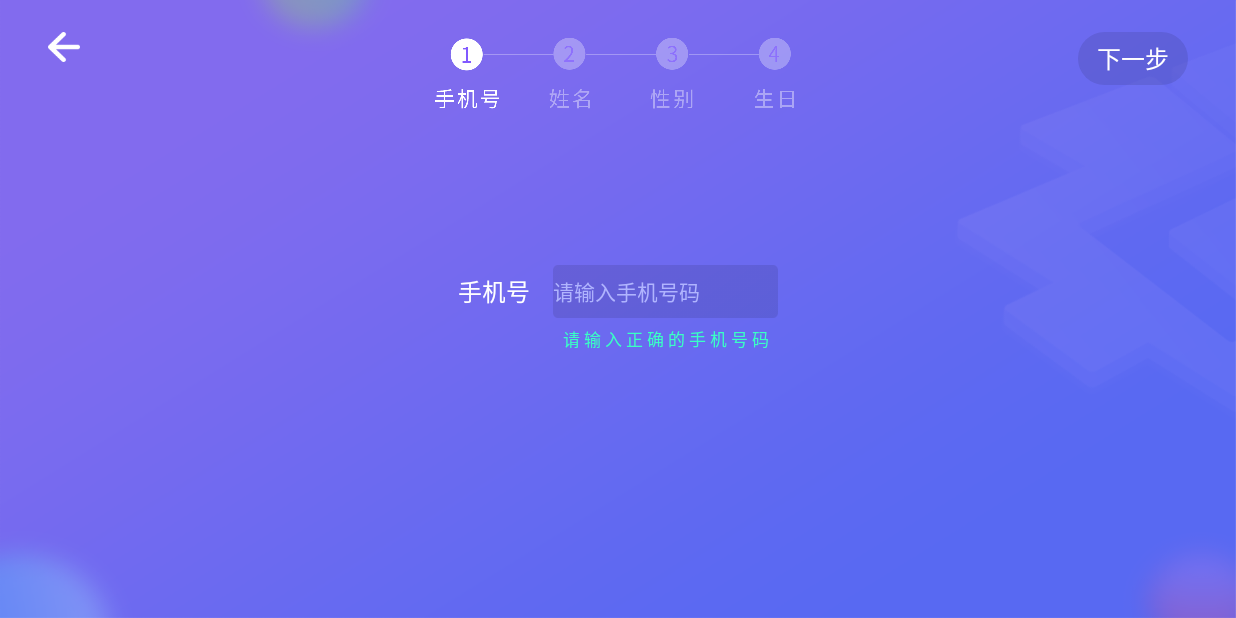
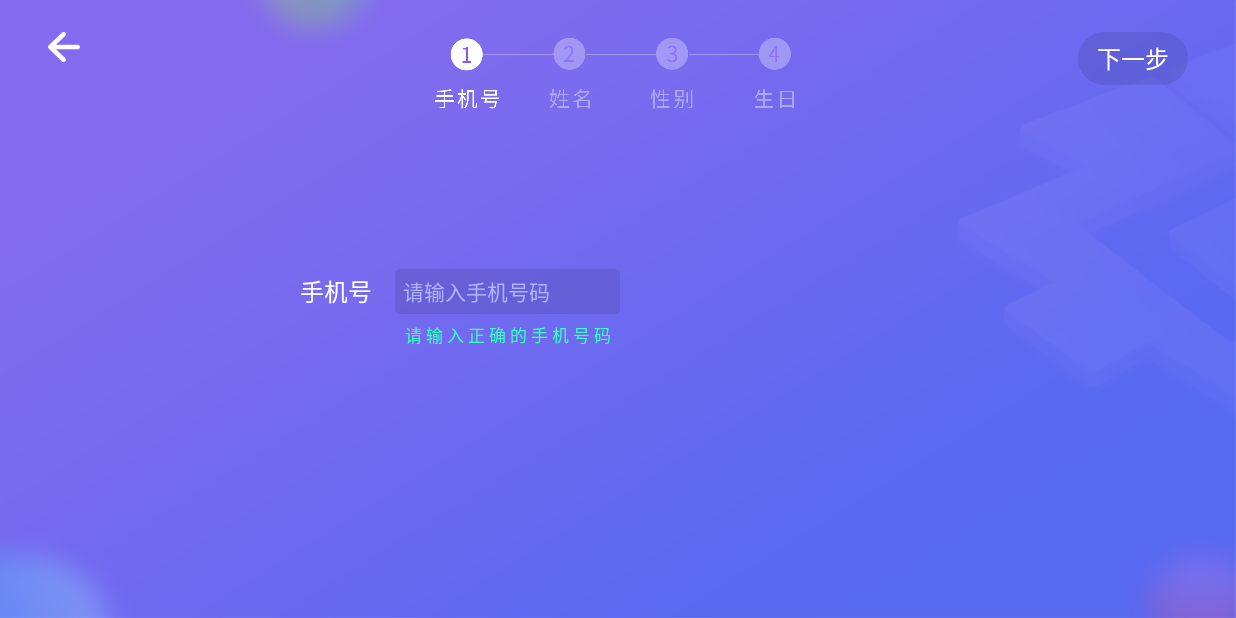
Before and after one commit to qluojieq/YYDRobotCV_Pro, an Android app: the fragment RegisterBaseInfoFragment placed in its activity, on a phone screen of 824 x 412 dp (held sideways). Run offline under Robolectric (Android 15) with nearby library versions, the phone set to English and light mode, and no system bars; libraries missing offline, so code that uses them is left out: com.bigkoo.pickerview, com.yongyida.robot; plain views replace WheelView; 36 statements that could not run were skipped.

Commit message:
repair ui left-right problem

```diff
--- a/app/src/main/java/com/yongyida/yydrobotcv/customview/SiderBar.java
+++ b/app/src/main/java/com/yongyida/yydrobotcv/customview/SiderBar.java
@@ -28,8 +28,6 @@ public class SiderBar extends View {
 
     private int choose = 0;//默认还是要选择开头
 
-    private boolean showBackground;
-
     public void setRecycleView(RecyclerView mRecycleView) {
         this.recycleView = mRecycleView;
     }
@@ -52,7 +50,6 @@ public class SiderBar extends View {
 
     public SiderBar(Context context) {
         super(context);
-
     }
 
     protected void onDraw(Canvas canvas) {
--- a/app/src/main/java/com/yongyida/yydrobotcv/fragment/RegisterCameraFragment.java
+++ b/app/src/main/java/com/yongyida/yydrobotcv/fragment/RegisterCameraFragment.java
@@ -106,8 +106,8 @@ public class RegisterCameraFragment extends Fragment implements CameraHelper.Pre
     public static Handler mHandler;
     public boolean isVoiceOn = false;
 
-    //对于每种情况预览帧数进程测试
-    int TOTAL_STEP = 10;
+    //对于每种情况预览帧数进程测试,10稍慢
+    int TOTAL_STEP = 8;
     //从0开始，0,1,2；共三步
     int currentStep = 0;
     int viewCountStep1 = 0;
--- a/app/src/main/res/layout/enroll__baseinfo_fragment.xml
+++ b/app/src/main/res/layout/enroll__baseinfo_fragment.xml
@@ -81,7 +81,8 @@
 
 
         <LinearLayout
-            android:layout_centerInParent="true"
+            android:layout_marginLeft="200dp"
+            android:layout_centerVertical="true"
             android:id="@+id/insert_phone_tap"
             android:layout_width="wrap_content"
             android:layout_height="wrap_content"
@@ -101,9 +102,10 @@
                     android:textSize="@dimen/text_size_base_info_choice" />
 
                 <EditText
+                    android:paddingLeft="5dp"
                     android:id="@+id/edit_phone"
                     android:layout_width="150dp"
-                    android:layout_height="35dp"
+                    android:layout_height="30dp"
                     android:background="@mipmap/ic_edit_bg"
                     android:gravity="center|left"
                     android:hint="请输入手机号码"
@@ -129,12 +131,14 @@
         </LinearLayout>
 
     <LinearLayout
-        android:layout_centerInParent="true"
+        android:visibility="gone"
+        android:layout_centerVertical="true"
         android:id="@+id/insert_name_tap"
         android:layout_width="wrap_content"
         android:layout_height="wrap_content"
         android:orientation="vertical"
-        android:visibility="gone"
+        android:layout_marginLeft="100dp"
+
         >
 
         <LinearLayout
@@ -154,9 +158,10 @@
                 android:textSize="@dimen/text_size_base_info_choice" />
 
             <EditText
+                android:paddingLeft="5dp"
                 android:id="@+id/edit_name"
                 android:layout_width="150dp"
-                android:layout_height="35dp"
+                android:layout_height="30dp"
                 android:background="@mipmap/ic_edit_bg"
                 android:gravity="center|left"
                 android:hint="请输入您的姓名"
```
Also changed, not shown: app/src/main/AndroidManifest.xml (+13 -16 lines), app/src/main/java/com/yongyida/yydrobotcv/fragment/RegisterBaseInfoFragment.java (+23 -13 lines), app/src/main/java/com/yongyida/yydrobotcv/service/PersonDetectService.java (+10 -3 lines).
